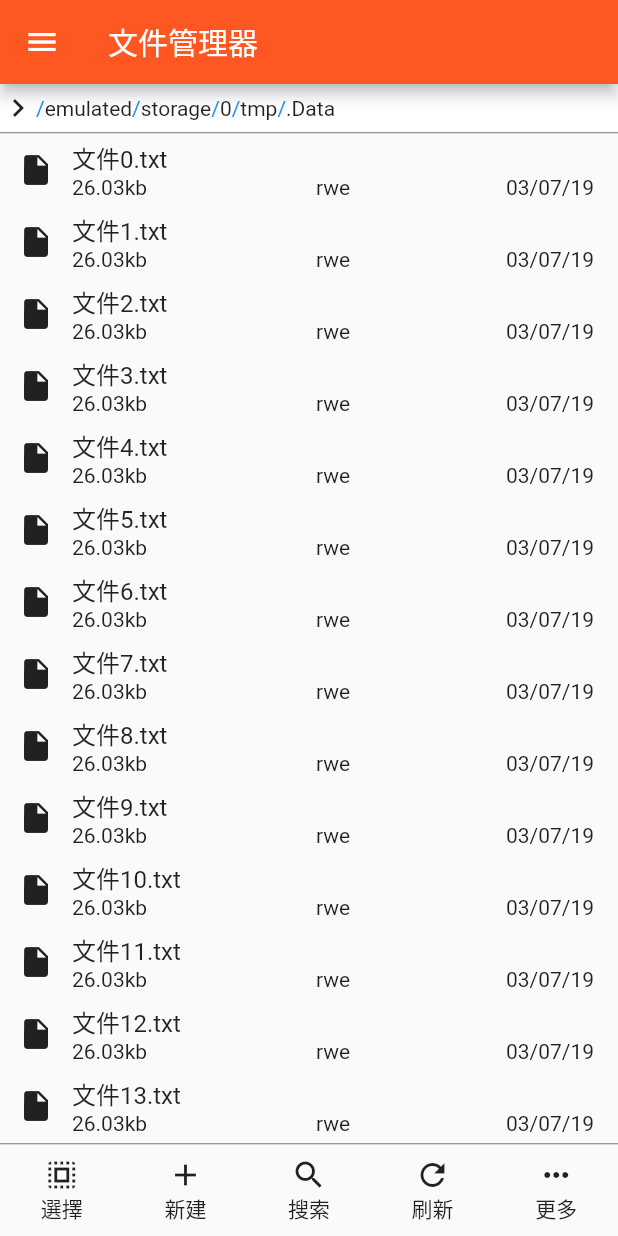
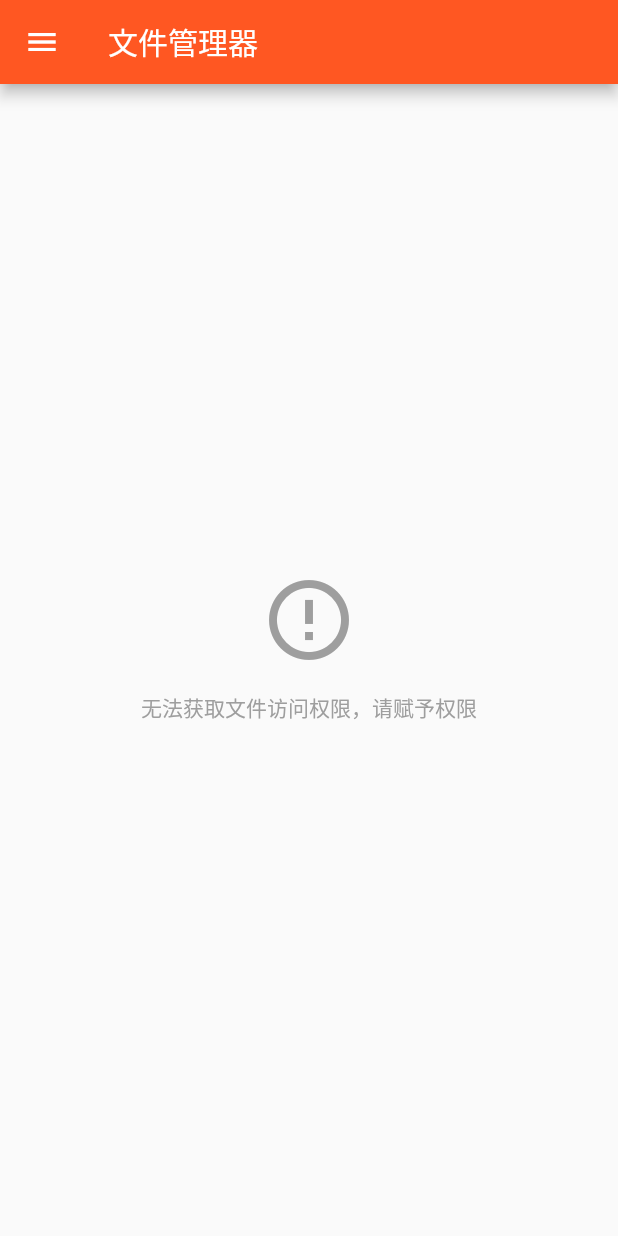
Before and after one commit to CreeperSan/FileManager, a Flutter app: the screen it shows after launch, on a phone screen of 412 x 824 dp. Run offline on Flutter 3.47's test engine with Material 2 defaults, Android fonts, the light colour scheme and no system bars; our stand-ins replace fluttertoast; statements that could not run were skipped.

Commit message:
[Update] Coding

```diff
--- a/lib/MethodChannel/FileChannel.dart
+++ b/lib/MethodChannel/FileChannel.dart
@@ -15,18 +15,27 @@ class FileChannel extends BaseChannel{
   static const _METHOD_DELETE_FILE = "deleteFile";
   static const _METHOD_RENAME_FILE = "renameFile";
 
-  static MethodChannel _instance;
+  static MethodChannel _channel = MethodChannel(_CHANNEL_NAME);
+  static FileChannel _instance;
 
   FileChannel._();
 
-  static getInstance(){
+  static FileChannel getInstance(){
     if(_instance == null){
-      _instance = MethodChannel(_CHANNEL_NAME);
+      _instance = FileChannel._();
     }
+    return _instance;
   }
 
-  Future<bool> checkHasFilePermission() async {
-    return _instance.invokeMethod(_METHOD_CHECK_HAS_FILE_PERMISSION);
+  Future<bool> checkHasFilePermission(){
+    return _channel.invokeMethod(_METHOD_CHECK_HAS_FILE_PERMISSION);
   }
 
+  Future<String> getStorageRootPath(){
+    return _channel.invokeMethod(_METHOD_GET_STORAGE_ROOT_PATH);
+  }
+
+
+
+
 }
--- a/lib/Widget/Page/BootPage.dart
+++ b/lib/Widget/Page/BootPage.dart
@@ -16,7 +16,7 @@ class BootPageState extends State<BootPage>{
   @override
   void initState() {
     super.initState();
-    new Timer(const Duration(milliseconds: 1500), () {
+    new Timer(const Duration(milliseconds: 300), () {
       try {
         Navigator.of(context).pushAndRemoveUntil(new MaterialPageRoute(
             builder: (BuildContext context) => new IndexPage()), ( //跳转到主页
--- a/lib/Widget/Page/Pagers/FilePager.dart
+++ b/lib/Widget/Page/Pagers/FilePager.dart
@@ -2,6 +2,7 @@ import 'package:flutter/material.dart';
 import 'package:file_manager/Collection/StackCollection.dart';
 import 'package:file_manager/Widget/Page/Pagers/BasePager.dart';
 import 'package:file_manager/Widget/Dialog/CreateFileDirectoryDialog.dart';
+import 'package:file_manager/Widget/PublicWidget/HintBackgroundWidget.dart';
 import 'package:file_manager/MethodChannel/FileChannel.dart';
 import 'dart:async';
 
@@ -35,10 +36,14 @@ class _FilePagerState extends State<FilePager>{
 
   FileStack fileStack = FileStack();
 
+  FileChannel _fileChannel = FileChannel.getInstance();
+  bool _hasFilePermission = false;
+
   @override
   void initState() {
     super.initState();
     // 初始化虛擬數據
+    initAsync();
     FolderItem item = FolderItem();
     item.folderName = "folder";
     for(int i=0; i<64; i++){
@@ -49,8 +54,28 @@ class _FilePagerState extends State<FilePager>{
     fileStack.fileStack.add(item);
   }
 
+  void initAsync(){
+    initPermission();
+    if(_hasFilePermission){ // 如果没有权限就不进行初始化了
+      return;
+    }
+    initRootDirectory();
+  }
+
+  void initPermission() async {
+    _hasFilePermission = await _fileChannel.checkHasFilePermission();
+    setState(() {}); // 更新权限
+  }
+
+  void initRootDirectory() async {
+    String path = await _fileChannel.getStorageRootPath();
+    print('地址');
+    print(path);
+  }
+
   @override
   Widget build(BuildContext context) {
+    if(_hasFilePermission){
       return Stack(children: <Widget>[
         Container(child: Column(children: <Widget>[
           Container(height: 32, decoration: BoxDecoration(color: Colors.white),child: Row(children: <Widget>[
@@ -69,6 +94,9 @@ class _FilePagerState extends State<FilePager>{
           _getBottomWidget()
         ])),
       ]);
+    }else{
+      return HintBackgroundWidget(Icons.error_outline, "无法获取文件访问权限，请赋予权限");
+    }
   }
 
   Widget _getContentWidget(){
--- /dev/null
+++ b/lib/Widget/PublicWidget/HintBackgroundWidget.dart
@@ -0,0 +1,55 @@
+import 'package:flutter/material.dart';
+
+class HintBackgroundWidget extends StatelessWidget{
+
+  final IconData icon;
+  final String hint;
+  final List<Widget> child;
+  final String buttonText;
+  final Function() onTap;
+
+  final Color color;
+
+  HintBackgroundWidget(this.icon, this.hint, { this.child, this.color, this.buttonText, this.onTap });
+
+  @override
+  Widget build(BuildContext context) {
+    return new Center(child: Column( mainAxisSize: MainAxisSize.min, children: getWidgetList()));
+  }
+
+  List<Widget> getChild(){
+    if(child == null){
+      return [];
+    }else{
+      return child;
+    }
+  }
+
+  Color getColor(){
+    return color==null ? Colors.grey : color;
+  }
+
+  Widget getRaiseButton(){
+    if(buttonText == null || onTap == null){
+      return null;
+    }else{
+      return RaisedButton(child: Text(buttonText), onPressed: onTap);
+    }
+  }
+
+  List<Widget> getWidgetList(){
+    List<Widget> widgetList = [];
+
+    widgetList.add(Icon(icon, size: 64, color: getColor()));
+    widgetList.add(Padding(padding: EdgeInsets.only(top: 16), child: Text(hint, style: TextStyle(color: getColor()))));
+    Widget buttonWidget = getRaiseButton();
+    if(buttonWidget != null){
+      widgetList.add(buttonWidget);
+    }
+    widgetList.add(Padding(padding: EdgeInsets.only(top: 16), child: Column(mainAxisSize: MainAxisSize.min, children: getChild())));
+
+
+    return widgetList;
+  }
+
+}
```
Also changed, not shown: 3 other files. Lines whose indentation alone changed are shown as unchanged.
